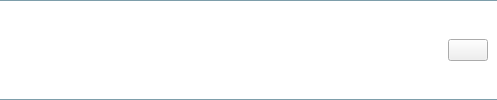
Before: the Qt Designer form src/track.ui in keshavbhatt/SnapHerald, drawn with Qt 5.
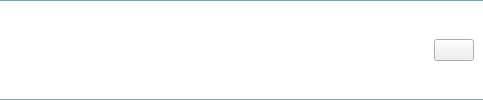
After: the same form once the commit is applied. Icons and pictures are not drawn. Custom widgets are drawn as their Qt base class.

Commit message: added notificaton dot to itemWidget;

```diff
--- a/src/track.ui
+++ b/src/track.ui
@@ -6,7 +6,7 @@
    <rect>
     <x>0</x>
     <y>0</y>
-    <width>497</width>
+    <width>483</width>
     <height>100</height>
    </rect>
   </property>
@@ -178,7 +178,7 @@
        </layout>
       </item>
       <item>
-       <layout class="QVBoxLayout" name="verticalLayout_2">
+       <layout class="QHBoxLayout" name="horizontalLayout_3">
         <property name="rightMargin">
          <number>9</number>
         </property>
```
Left out of the diff: 28 changed lines with no effect on the pictures.
